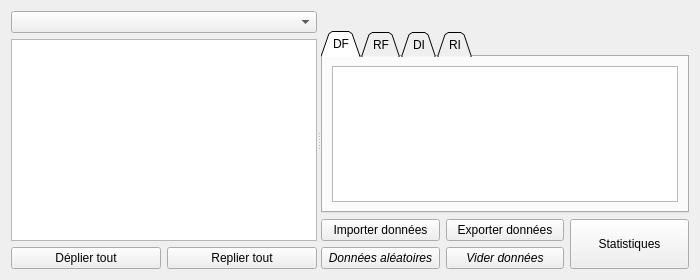
The window that formeditaudit.ui (GiPiLab/ProtonClassicSuite) describes before a commit, drawn with Qt 5.
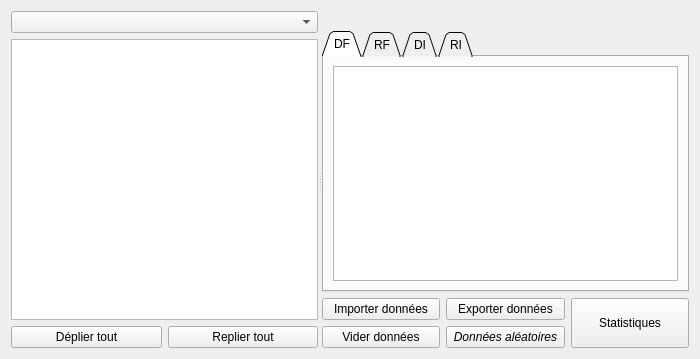
The same window after the commit. Icons and pictures are not drawn.

What changed in the file:
```diff
--- a/formeditaudit.ui
+++ b/formeditaudit.ui
@@ -7,7 +7,7 @@
     <x>0</x>
     <y>0</y>
     <width>700</width>
-    <height>280</height>
+    <height>359</height>
    </rect>
   </property>
   <property name="minimumSize">
@@ -23,7 +23,7 @@
    <iconset resource="Icons.qrc">
     <normaloff>:/icons/icons/table_edit.png</normaloff>:/icons/icons/table_edit.png</iconset>
   </property>
-  <layout class="QHBoxLayout" name="horizontalLayout_6">
+  <layout class="QVBoxLayout" name="verticalLayout">
    <item>
     <widget class="QSplitter" name="splitter">
      <property name="orientation">
@@ -66,16 +66,9 @@
        </item>
       </layout>
      </widget>
-     <widget class="QWidget" name="layoutWidget2">
-      <layout class="QVBoxLayout" name="verticalLayout">
-       <item>
-        <widget class="QLabel" name="label">
-         <property name="text">
-          <string/>
-         </property>
-        </widget>
-       </item>
-       <item>
+     <widget class="QWidget" name="">
+      <layout class="QGridLayout" name="gridLayout_2">
+       <item row="1" column="0" colspan="3">
         <widget class="QTabWidget" name="tabWidget">
          <property name="tabShape">
           <enum>QTabWidget::Triangular</enum>
@@ -204,33 +197,7 @@
          </widget>
         </widget>
        </item>
-       <item>
-        <layout class="QGridLayout" name="gridLayout_2">
-         <item row="1" column="1">
-          <widget class="QPushButton" name="randomDataButton">
-           <property name="font">
-            <font>
-             <italic>true</italic>
-            </font>
-           </property>
-           <property name="text">
-            <string>Données aléatoires</string>
-           </property>
-          </widget>
-         </item>
-         <item row="1" column="2">
-          <widget class="QPushButton" name="clearDataButton">
-           <property name="font">
-            <font>
-             <italic>true</italic>
-            </font>
-           </property>
-           <property name="text">
-            <string>Vider données</string>
-           </property>
-          </widget>
-         </item>
-         <item row="0" column="1">
+       <item row="2" column="0">
           <widget class="QPushButton" name="pushButtonImportLeaves">
            <property name="toolTip">
             <string>&lt;html&gt;&lt;head/&gt;&lt;body&gt;&lt;p&gt;Importer les données d'un audit &lt;span style=&quot; font-weight:600;&quot;&gt;pour le mode (&lt;/span&gt;&lt;span style=&quot; font-weight:600; font-style:italic;&quot;&gt;dépenses ou recettes de fonctionnement ou d'investissement&lt;/span&gt;&lt;span style=&quot; font-weight:600;&quot;&gt;) actif&lt;/span&gt;.&lt;/p&gt;&lt;p&gt;Le fichier doit être au format XLSX et contenir les données des feuilles pour l'arbre et le mode concernés. Vous pouvez générer un squelette pré-rempli de ce fichier à l'aide du bouton &amp;quot;Exporter données&amp;quot; puis le compléter à l'aide d'un tableur.&lt;/p&gt;&lt;/body&gt;&lt;/html&gt;</string>
@@ -240,7 +207,7 @@
            </property>
           </widget>
          </item>
-         <item row="0" column="2">
+       <item row="2" column="1">
           <widget class="QPushButton" name="pushButtonExportLeaves">
            <property name="toolTip">
             <string>&lt;html&gt;&lt;head/&gt;&lt;body&gt;&lt;p&gt;Exporter les données actuelles &lt;span style=&quot; font-weight:600;&quot;&gt;du mode sélectionné (&lt;/span&gt;&lt;span style=&quot; font-weight:600; font-style:italic;&quot;&gt;dépenses ou recettes de fonctionnement ou d'investissement&lt;/span&gt;&lt;span style=&quot; font-weight:600;&quot;&gt;)&lt;/span&gt; dans un fichier tableur.&lt;/p&gt;&lt;p&gt;Seules les données des feuilles de l'arbre sont exportées, les noeuds de plus haut niveau dans l'arbre étant calculés automatiquement. Le fichier obtenu peut être modifié ou complété à l'aide d'un tableur.&lt;/p&gt;&lt;/body&gt;&lt;/html&gt;</string>
@@ -250,7 +217,7 @@
            </property>
           </widget>
          </item>
-         <item row="0" column="3" rowspan="2">
+       <item row="2" column="2" rowspan="2">
           <widget class="QPushButton" name="statsButton">
            <property name="sizePolicy">
             <sizepolicy hsizetype="Minimum" vsizetype="Minimum">
@@ -263,7 +230,31 @@
            </property>
           </widget>
          </item>
-        </layout>
+       <item row="3" column="0">
+        <widget class="QPushButton" name="clearDataButton">
+         <property name="text">
+          <string>Vider données</string>
+         </property>
+        </widget>
+       </item>
+       <item row="3" column="1">
+        <widget class="QPushButton" name="randomDataButton">
+         <property name="font">
+          <font>
+           <italic>true</italic>
+          </font>
+         </property>
+         <property name="text">
+          <string>Données aléatoires</string>
+         </property>
+        </widget>
+       </item>
+       <item row="0" column="0" colspan="3">
+        <widget class="QLabel" name="label">
+         <property name="text">
+          <string/>
+         </property>
+        </widget>
        </item>
       </layout>
      </widget>
```
Lines whose indentation alone changed are shown as unchanged.
